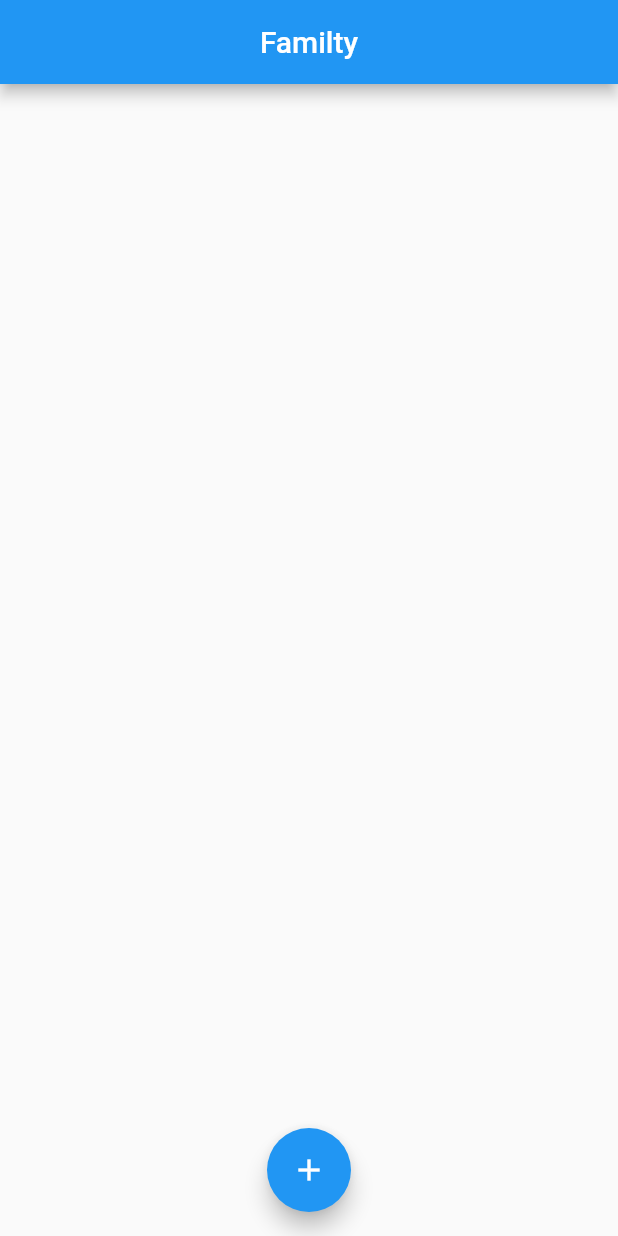
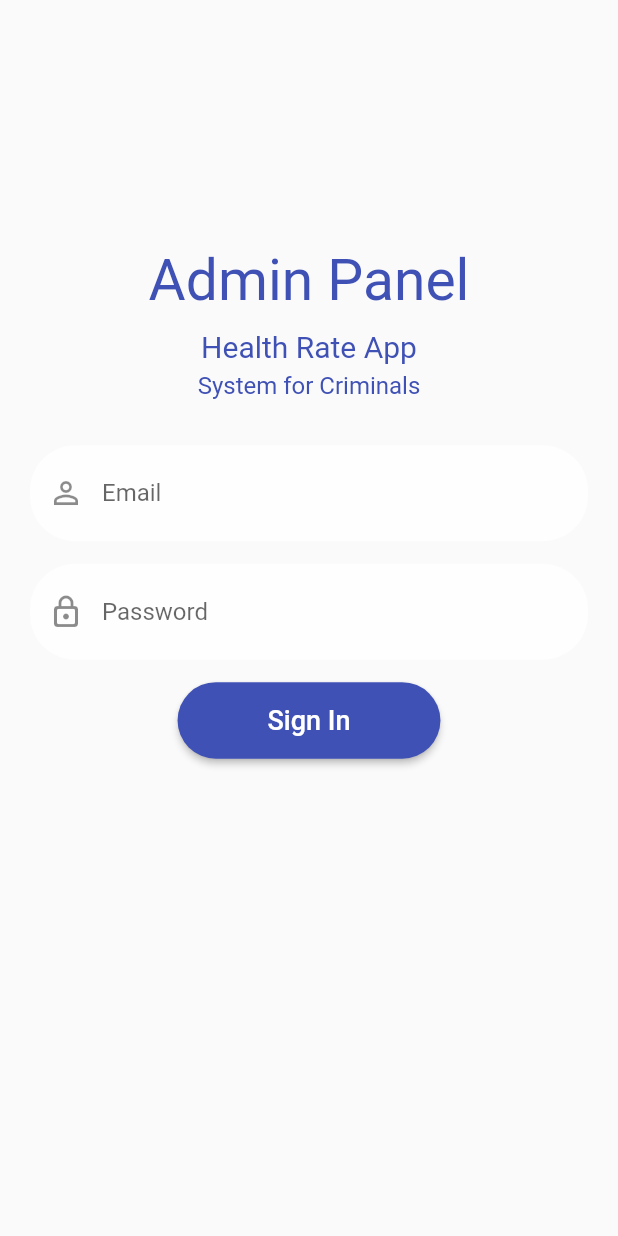
Before and after one commit to mohammadhares/Flutter-Firebase-crud, a Flutter app: the screen it shows after launch, on a phone screen of 412 x 824 dp. Run offline on Flutter 3.47's test engine with Material 2 defaults, Android fonts, the phone set to English and light mode, and no system bars; our stand-ins replace cloud_firestore, firebase_core, flutter_slidable, fluttertoast, shared_preferences; accounts and stored records are empty.

Commit message:
Login and Home Functionality

```diff
--- /dev/null
+++ b/lib/element/custom_elements.dart
@@ -0,0 +1,171 @@
+import 'package:flutter/cupertino.dart';
+import 'package:flutter/material.dart';
+
+// Input Types
+// ignore: non_constant_identifier_names
+Widget MyInput(controller, String name , valid ) {
+  return Container(
+    margin: EdgeInsets.only(right: 20, left: 20),
+    child: TextFormField(
+      controller: controller,
+      keyboardType: TextInputType.text,
+      validator: valid,
+      decoration: InputDecoration(
+        contentPadding: EdgeInsets.all(10),
+        filled: true,
+        fillColor: Colors.white.withOpacity(0.7),
+        hintText: name,
+        focusedBorder: OutlineInputBorder(
+          borderRadius: BorderRadius.circular(30),
+          borderSide: BorderSide(
+            color: Colors.indigo,
+            width: 2,
+          ),
+        ),
+        border: OutlineInputBorder(
+          borderRadius: BorderRadius.circular(30),
+          borderSide: BorderSide(
+            width: 0,
+            style: BorderStyle.none,
+          ),
+        ),
+      ),
+    ),
+  );
+}
+
+
+// ignore: non_constant_identifier_names
+Widget Input_Password(controller, String name, validator ) {
+  return Container(
+    margin: EdgeInsets.only(right: 20, left: 20),
+    child: TextFormField(
+      obscureText: true,
+      controller: controller,
+      keyboardType: TextInputType.text,
+      validator: validator,
+      decoration: InputDecoration(
+        prefixIcon: Padding(
+          padding: const EdgeInsets.only(top: 20, bottom: 20),
+          child: Icon(Icons.lock_outline_rounded),
+        ),
+        contentPadding: EdgeInsets.all(20),
+        filled: true,
+        fillColor: Colors.white.withOpacity(0.7),
+        hintText: name,
+        focusedBorder: OutlineInputBorder(
+          borderRadius: BorderRadius.circular(30),
+          borderSide: BorderSide(
+            color: Colors.indigo,
+            width: 2,
+          ),
+        ),
+        border: OutlineInputBorder(
+          borderRadius: BorderRadius.circular(30),
+          borderSide: BorderSide(
+            width: 0,
+            style: BorderStyle.none,
+          ),
+        ),
+      ),
+    ),
+  );
+}
+
+// ignore: non_constant_identifier_names
+Widget MyInput_icon(controller, String name, icon, valids ) {
+  return Container(
+    margin: EdgeInsets.only(right: 20, left: 20),
+    child: TextFormField(
+      controller: controller,
+      keyboardType: TextInputType.text,
+      autovalidateMode: AutovalidateMode.onUserInteraction,
+      validator: valids,
+      decoration: InputDecoration(
+        contentPadding: EdgeInsets.all(20),
+        prefixIcon: Padding(
+          padding: const EdgeInsets.only(top: 20, bottom: 20),
+          child: Icon(icon),
+        ),
+        filled: true,
+        fillColor: Colors.white.withOpacity(0.7),
+        hintText: name,
+        focusedBorder: OutlineInputBorder(
+          borderRadius: BorderRadius.circular(30),
+          borderSide: BorderSide(
+            color: Colors.indigo,
+            width: 2,
+          ),
+        ),
+        border: OutlineInputBorder(
+          borderRadius: BorderRadius.circular(30),
+          borderSide: BorderSide(
+            width: 0,
+            style: BorderStyle.none,
+          ),
+        ),
+      ),
+    ),
+  );
+}
+
+
+// Icons Widgets
+class IconWidget extends StatelessWidget {
+  final IconData icon;
+  final Color color;
+
+  const IconWidget({
+  required this.icon, required this.color});
+  @override
+  Widget build(BuildContext context) {
+    return Container(
+      padding: EdgeInsets.all(6),
+      decoration: BoxDecoration(
+        shape: BoxShape.circle,
+        color: color,
+      ),
+      child: Icon(icon , color: Colors.white,),
+    );
+  }
+}
+
+
+// ignore: non_constant_identifier_names
+Expanded LikeComment(int value, IconData icon, Color color, Function onTap) {
+  return Expanded(
+    child: Material(
+      child: InkWell(
+        onTap: () => onTap,
+        child: Padding(
+          padding: EdgeInsets.symmetric(vertical: 10),
+          child: Row(
+            mainAxisAlignment: MainAxisAlignment.center,
+            children: [
+              Icon(
+                icon,
+                size: 16,
+                color: color,
+              ),
+              SizedBox(
+                width: 4.0,
+              ),
+              Text('$value'),
+            ],
+          ),
+        ),
+      ),
+    ),
+  );
+}
+
+TextButton kTextButton(String label, Function onPressed){
+  return TextButton(
+    child: Text(label, style: TextStyle(color: Colors.white),),
+    style: ButtonStyle(
+      backgroundColor: MaterialStateColor.resolveWith((states) => Colors.blue),
+      padding: MaterialStateProperty.resolveWith((states) => EdgeInsets.symmetric(vertical: 10))
+    ),
+    onPressed: () => onPressed(),
+  );
+}
--- a/lib/main.dart
+++ b/lib/main.dart
@@ -1,6 +1,7 @@
 import 'package:flutter/material.dart';
 import 'package:firebase_core/firebase_core.dart';
 import 'package:cloud_firestore/cloud_firestore.dart';
+import 'package:flutter_firebase_crud/screen/login.dart';
 
 void main() async {
   WidgetsFlutterBinding.ensureInitialized();
@@ -16,7 +17,7 @@ class MyApp extends StatelessWidget {
     return const MaterialApp(
       debugShowCheckedModeBanner: false,
       title: 'Family',
-      home: HomePage(),
+      home: Login(),
     );
   }
 }
@@ -209,4 +210,5 @@ class _HomePageState extends State<HomePage> {
         floatingActionButtonLocation: FloatingActionButtonLocation.centerFloat
     );
   }
+
 }
--- /dev/null
+++ b/lib/screen/login.dart
@@ -0,0 +1,144 @@
+import 'dart:convert';
+import 'package:cloud_firestore/cloud_firestore.dart';
+import 'package:flutter/material.dart';
+import 'package:flutter_firebase_crud/element/custom_elements.dart';
+import 'package:flutter_firebase_crud/screen/home.dart';
+import 'package:fluttertoast/fluttertoast.dart';
+import 'package:shared_preferences/shared_preferences.dart';
+
+class Login extends StatefulWidget {
+  const Login({Key? key}) : super(key: key);
+
+  @override
+  _LoginState createState() => _LoginState();
+}
+
+class _LoginState extends State<Login> {
+  var formKey = GlobalKey<FormState>();
+  var username = TextEditingController();
+  var password = TextEditingController();
+
+  Future<bool> userExists(username , password) async {
+        return await FirebaseFirestore.instance.collection('users')
+              .where('username', isEqualTo: username)
+              .where('password', isEqualTo: password)
+              .get()
+              .then((value) => value.size > 0 ? true : false);
+  }
+
+// Login to System
+  login() async {
+    bool result = await userExists(username.text.toString(), password.text.toString());
+    // ignore: unrelated_type_equality_checks
+    if(result == true){
+        Navigator.push(
+            context, MaterialPageRoute(builder: (context) => Home()));
+    }else{
+      password.text = '';
+      Fluttertoast.showToast(msg: "Incorrect Username or Password", toastLength: Toast.LENGTH_LONG);
+    }
+  }
+
+  @override
+  Widget build(BuildContext context) {
+    double width = MediaQuery.of(context).size.width;
+    double height = MediaQuery.of(context).size.height;
+
+    return Scaffold(
+      body: SingleChildScrollView(
+        child: Container(
+          width: width,
+          child: Form(
+            key: formKey,
+            child: Column(
+              children: [
+                SizedBox(
+                  height: height * 0.2,
+                ),
+                // Image.asset(
+                //   "assets/images/logo.png",
+                //   width: width * 0.1,
+                // ),
+                Text(
+                  'Admin Panel',
+                  style: TextStyle(
+                    fontSize: 38,
+                    color: Colors.indigo,
+                  ),
+                ),
+                SizedBox(
+                  height: 10,
+                ),
+                Text(
+                  'Health Rate App',
+                  style: TextStyle(
+                    fontSize: 20,
+                    color: Colors.indigo,
+                  ),
+                ),
+                SizedBox(
+                  height: 5.0,
+                ),
+                Text(
+                  'System for Criminals',
+                  style: TextStyle(
+                    fontSize: 16,
+                    color: Colors.indigo,
+                  ),
+                ),
+                SizedBox(
+                  height: 10,
+                ),
+
+                SizedBox(
+                  height: 20,
+                ),
+                MyInput_icon(username, 'Email', Icons.person_outline_outlined,
+                    (value) {
+                      if (value == null || value.isEmpty) {
+                        return 'Please Type your Email';
+                      } else {
+                        return null;
+                      }
+                }),
+                SizedBox(
+                  height: 15,
+                ),
+                Input_Password(password, 'Password', (value) {
+                  if (value.isEmpty) {
+                    return 'Please Type Your Password';
+                  } else {
+                    return null;
+                  }
+                }),
+                SizedBox(
+                  height: 15,
+                ),
+                // ignore: deprecated_member_use
+                RaisedButton(
+                  onPressed: () {
+                    if (formKey.currentState!.validate()) {
+                      login();
+                    }
+                  },
+                  padding: EdgeInsets.fromLTRB(60, 15, 60, 15),
+                  shape: RoundedRectangleBorder(
+                      borderRadius: BorderRadius.circular(30)),
+                  color: Colors.indigo,
+                  child: Text(
+                    'Sign In',
+                    style: TextStyle(
+                      color: Colors.white,
+                      fontSize: 18,
+                    ),
+                  ),
+                ),
+                // ignore:
+              ],
+            ),
+          ),
+        ),
+      ),
+    );
+  }
+}
--- a/pubspec.yaml
+++ b/pubspec.yaml
@@ -35,6 +35,9 @@ dependencies:
   # Use with the CupertinoIcons class for iOS style icons.
   cupertino_icons: ^1.0.2
   cloud_firestore: ^3.1.9
+  shared_preferences:
+  fluttertoast:
+  flutter_slidable: ^2.0.0
 
 dev_dependencies:
   flutter_test:
```
Also changed, not shown: lib/screen/home.dart (added, +117 -0 lines), lib/element/validation.dart (added), pubspec.lock, 1 other file.
